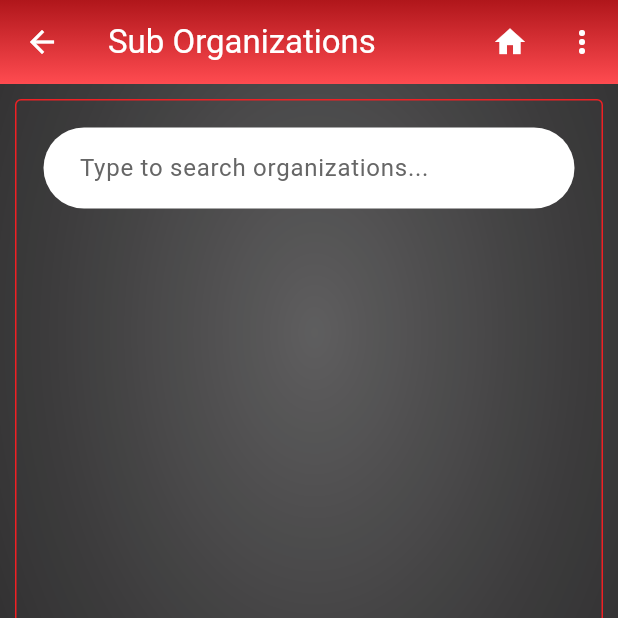
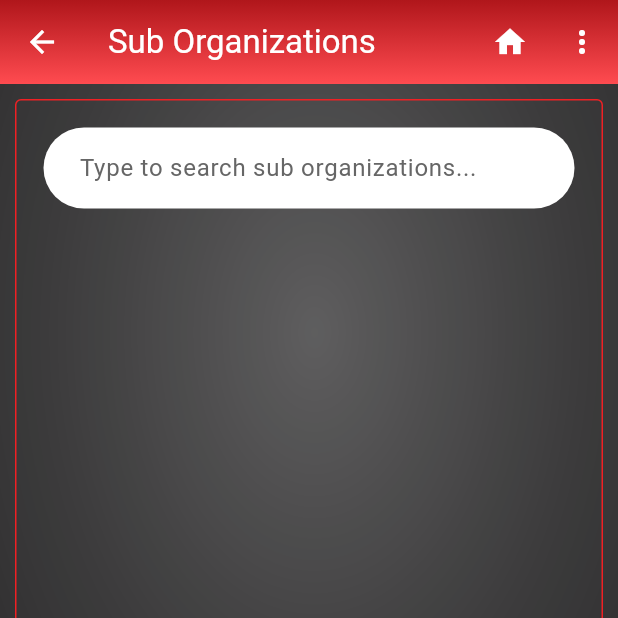
Before and after one commit to tcgmain/sdm-mobile-v2, a Flutter app: the SubOrganizationView screen opened directly with empty values, after a tap on the "home" icon, on a phone screen of 412 x 824 dp, the top half of it. Run offline on Flutter 3.47's test engine with Material 3 defaults, Android fonts, the phone set to English and light mode, and no system bars; our stand-ins replace device_info_plus, flutter_map, geolocator, google_nav_bar, latlong2, loading_animation_widget and 1 more; missing offline and left inert: clipboard, flutter_date_pickers; accounts and stored records are empty; network calls fail.

Commit message:
sub organizations done

```diff
--- a/lib/blocs/route_organization_bloc.dart
+++ b/lib/blocs/route_organization_bloc.dart
@@ -2,7 +2,6 @@ import 'dart:async';
 import 'package:sdm/models/route_organization.dart';
 import 'package:sdm/networking/response.dart';
 import 'package:sdm/repository/route_organization_repository.dart';
-import 'package:shared_preferences/shared_preferences.dart';
 
 class RouteOrganizationBloc {
   late RouteOrganizationRepository _routeOrganizationRepository;
--- a/lib/blocs/sub_organization_bloc.dart
+++ b/lib/blocs/sub_organization_bloc.dart
@@ -1,9 +1,7 @@
 import 'dart:async';
-import 'package:sdm/models/organization.dart';
 import 'package:sdm/models/organization.dart';
 import 'package:sdm/networking/response.dart';
 import 'package:sdm/repository/sub_organization_repository.dart';
-import 'package:shared_preferences/shared_preferences.dart';
 
 class SubOrganizationBloc {
   late SubOrganizationRepository _subOrganizationRepository;
--- a/lib/blocs/user_details_bloc.dart
+++ b/lib/blocs/user_details_bloc.dart
@@ -1,5 +1,4 @@
 import 'dart:async';
-import 'dart:convert';
 import 'package:sdm/models/user_details.dart';
 import 'package:sdm/networking/response.dart';
 import 'package:sdm/repository/user_details_repository.dart';
--- a/lib/networking/api_provider.dart
+++ b/lib/networking/api_provider.dart
@@ -18,7 +18,7 @@ class ApiProvider {
       String responseString = response.body.toString();
       print(responseString);
       print(inputBody);
-       print(baseUrl + url);
+      print(baseUrl + url);
       responseJson = _response(jsonDecode(responseString), response.statusCode);
     } on SocketException {
       throw FetchDataException("No Internet Connection");
--- a/lib/view/mark_visit_view.dart
+++ b/lib/view/mark_visit_view.dart
@@ -1,7 +1,4 @@
-// ignore_for_file: deprecated_member_use
-
-import 'dart:convert';
-
+// ignore_for_file: deprecated_member_use, use_build_context_synchronously
 import 'package:flutter/material.dart';
 import 'package:geolocator/geolocator.dart';
 import 'package:sdm/blocs/mark_visit_bloc.dart';
--- a/lib/view/organization_view.dart
+++ b/lib/view/organization_view.dart
@@ -4,13 +4,11 @@ import 'package:sdm/models/organization.dart';
 import 'package:sdm/networking/response.dart';
 import 'package:sdm/utils/constants.dart';
 import 'package:sdm/view/home_organization_view.dart';
-import 'package:sdm/view/mark_visit_view.dart';
 import 'package:sdm/widgets/appbar.dart';
 import 'package:sdm/widgets/background_decoration.dart';
 import 'package:sdm/widgets/error_alert.dart';
 import 'package:sdm/widgets/list_button.dart';
 import 'package:sdm/widgets/loading.dart';
-import 'package:sdm/widgets/search_field.dart';
 import 'package:sdm/widgets/text_field.dart' as textField;
 
 class OrganizationView extends StatefulWidget {
@@ -95,6 +93,7 @@ class _OrganizationViewState extends State<OrganizationView> {
                             return Center(
                               child: Text(
                                 "No organizations have been assigned for you.",
+                                textAlign: TextAlign.center,
                                 style: TextStyle(fontSize: getFontSize(), color: CustomColors.textColor),
                               ),
                             );
@@ -103,7 +102,7 @@ class _OrganizationViewState extends State<OrganizationView> {
                               itemCount: _filteredOrganizations!.length,
                               itemBuilder: (context, index) {
                                 final organizations = snapshot.data!.data![index];
-                                final organizationNummer = organizations.orgnummer.toString() ?? 'Unnamed Route';
+                                final organizationNummer = organizations.orgnummer.toString();
                                 final organizationName = organizations.namebspr?.toString() ?? 'Unnamed Route';
                                 final organizationPhone1 = organizations.yphone1?.toString() ?? 'Unnamed Route';
                                 final organizationPhone2 = organizations.yphone2?.toString() ?? 'Unnamed Route';
--- a/lib/view/route_organization_view.dart
+++ b/lib/view/route_organization_view.dart
@@ -69,6 +69,7 @@ class _RouteOrganizationViewState extends State<RouteOrganizationView> {
                             return Center(
                               child: Text(
                                 "No organizations have been assigned for this route.",
+                                textAlign: TextAlign.center,
                                 style: TextStyle(fontSize: getFontSize(), color: CustomColors.textColor),
                               ),
                             );
@@ -77,7 +78,7 @@ class _RouteOrganizationViewState extends State<RouteOrganizationView> {
                               itemCount: snapshot.data!.data!.length,
                               itemBuilder: (context, index) {
                                 final organizations = snapshot.data!.data![index];
-                                final organizationNummer = organizations.orgnummer.toString() ?? 'Unnamed Route';
+                                final organizationNummer = organizations.orgnummer.toString();
                                 final organizationName = organizations.namebspr?.toString() ?? 'Unnamed Route';
                                 final organizationPhone1 = organizations.yphone1?.toString() ?? 'Unnamed Route';
                                 final organizationPhone2 = organizations.yphone2?.toString() ?? 'Unnamed Route';
--- a/lib/view/route_view.dart
+++ b/lib/view/route_view.dart
@@ -1,16 +1,11 @@
 // ignore_for_file: use_build_context_synchronously
 
 import 'package:flutter/material.dart';
-import 'package:flutter/widgets.dart';
-import 'package:loading_animation_widget/loading_animation_widget.dart';
-import 'package:sdm/blocs/user_details_bloc.dart';
 import 'package:sdm/models/route.dart';
 import 'package:intl/intl.dart';
 import 'package:sdm/blocs/route_bloc.dart';
-import 'package:sdm/models/user_details.dart';
 import 'package:sdm/networking/response.dart';
 import 'package:sdm/utils/constants.dart';
-import 'package:sdm/view/organization_view.dart';
 import 'package:sdm/view/route_organization_view.dart';
 import 'package:sdm/widgets/app_button.dart';
 import 'package:sdm/widgets/appbar.dart';
@@ -19,7 +14,6 @@ import 'package:sdm/widgets/date_picker_calender.dart';
 import 'package:sdm/widgets/error_alert.dart';
 import 'package:sdm/widgets/list_button.dart';
 import 'package:sdm/widgets/loading.dart';
-import 'package:shared_preferences/shared_preferences.dart';
 
 class RouteView extends StatefulWidget {
 
--- a/lib/view/sales_order_view.dart
+++ b/lib/view/sales_order_view.dart
@@ -10,7 +10,7 @@ class SalesOrderView extends StatefulWidget {
 class _SalesOrderViewState extends State<SalesOrderView> {
   @override
   Widget build(BuildContext context) {
-     return Scaffold(
+     return const Scaffold(
       body: Text("This is sales order page"),
     );
   }
--- a/lib/view/splash_view.dart
+++ b/lib/view/splash_view.dart
@@ -1,6 +1,5 @@
 import 'package:flutter/material.dart';
 import 'package:flutter/services.dart';
-import 'package:sdm/utils/constants.dart';
 import 'package:sdm/view/login_view.dart';
 import 'package:loading_animation_widget/loading_animation_widget.dart';
 
--- a/lib/view/sub_organization_view.dart
+++ b/lib/view/sub_organization_view.dart
@@ -81,7 +81,7 @@ class _SubOrganizationViewState extends State<SubOrganizationView> {
                     isRequired: true,
                     fillColor: CustomColors.textFieldFillColor,
                     filled: true,
-                    labelText: "Type to search organizations...",
+                    labelText: "Type to search sub organizations...",
                     onChangedFunction: () {}),
               ),
               Expanded(
@@ -100,7 +100,8 @@ class _SubOrganizationViewState extends State<SubOrganizationView> {
                           if (_filteredSubOrganizations!.isEmpty) {
                             return Center(
                               child: Text(
-                                "No sub organizations have been assigned for " + widget.organizationName,
+                                "No sub organizations have been assigned for ${widget.organizationName}",
+                                textAlign: TextAlign.center,
                                 style: TextStyle(fontSize: getFontSize(), color: CustomColors.textColor),
                               ),
                             );
@@ -109,7 +110,7 @@ class _SubOrganizationViewState extends State<SubOrganizationView> {
                               itemCount: _filteredSubOrganizations!.length,
                               itemBuilder: (context, index) {
                                 final subOrganizations = snapshot.data!.data![index];
-                                final subOrganizationNummer = subOrganizations.orgnummer.toString() ?? 'Unnamed Route';
+                                final subOrganizationNummer = subOrganizations.orgnummer.toString();
                                 final subOrganizationName = subOrganizations.namebspr?.toString() ?? 'Unnamed Route';
                                 final subOrganizationPhone1 = subOrganizations.yphone1?.toString() ?? 'Unnamed Route';
                                 final subOrganizationPhone2 = subOrganizations.yphone2?.toString() ?? 'Unnamed Route';
--- a/lib/view/team_view.dart
+++ b/lib/view/team_view.dart
@@ -10,7 +10,7 @@ class TeamView extends StatefulWidget {
 class _TeamViewState extends State<TeamView> {
   @override
   Widget build(BuildContext context) {
-    return Scaffold(
+    return const Scaffold(
       body: Text("This is teams page"),
     );
   }
--- a/lib/widgets/appbar.dart
+++ b/lib/widgets/appbar.dart
@@ -79,7 +79,7 @@ class _CommonAppBarState extends State<CommonAppBar> {
       actions: [
         if (!widget.isHomePage)
          IconButton(
-            icon: Icon(Icons.home),
+            icon: const Icon(Icons.home),
             onPressed: () {
               WidgetsBinding.instance.addPostFrameCallback((_) {
                 Navigator.pushAndRemoveUntil(
@@ -106,7 +106,7 @@ class _CommonAppBarState extends State<CommonAppBar> {
             PopupMenuItem<String>(
               value: 'userName',
               enabled: false,
-              child: Text(username ?? ''),
+              child: Text(username),
             ),
             const PopupMenuItem<String>(
               value: 'logout',
--- a/lib/widgets/map_widget.dart
+++ b/lib/widgets/map_widget.dart
@@ -1,3 +1,5 @@
+// ignore_for_file: sized_box_for_whitespace
+
 import 'package:flutter/material.dart';
 import 'package:flutter_map/flutter_map.dart';
 import 'package:latlong2/latlong.dart';
@@ -6,7 +8,7 @@ class MapWidget extends StatelessWidget {
   final double latitude;
   final double longitude;
 
-  MapWidget({required this.latitude, required this.longitude});
+  const MapWidget({required this.latitude, required this.longitude});
 
   @override
   Widget build(BuildContext context) {
--- a/lib/widgets/search_field.dart
+++ b/lib/widgets/search_field.dart
@@ -19,7 +19,7 @@ class CustomSearchBar extends StatelessWidget {
         onChanged: onChanged,
         decoration: InputDecoration(
           hintText: 'Search',
-          prefixIcon: Icon(Icons.search),
+          prefixIcon: const Icon(Icons.search),
           border: OutlineInputBorder(
             borderRadius: BorderRadius.circular(10.0),
             borderSide: BorderSide.none,
```
Also changed, not shown: lib/view/home_organization_view.dart (+1 -9 lines), lib/view/visit_history_view.dart (+12 -10 lines), lib/view/home_stock_view.dart (added).
